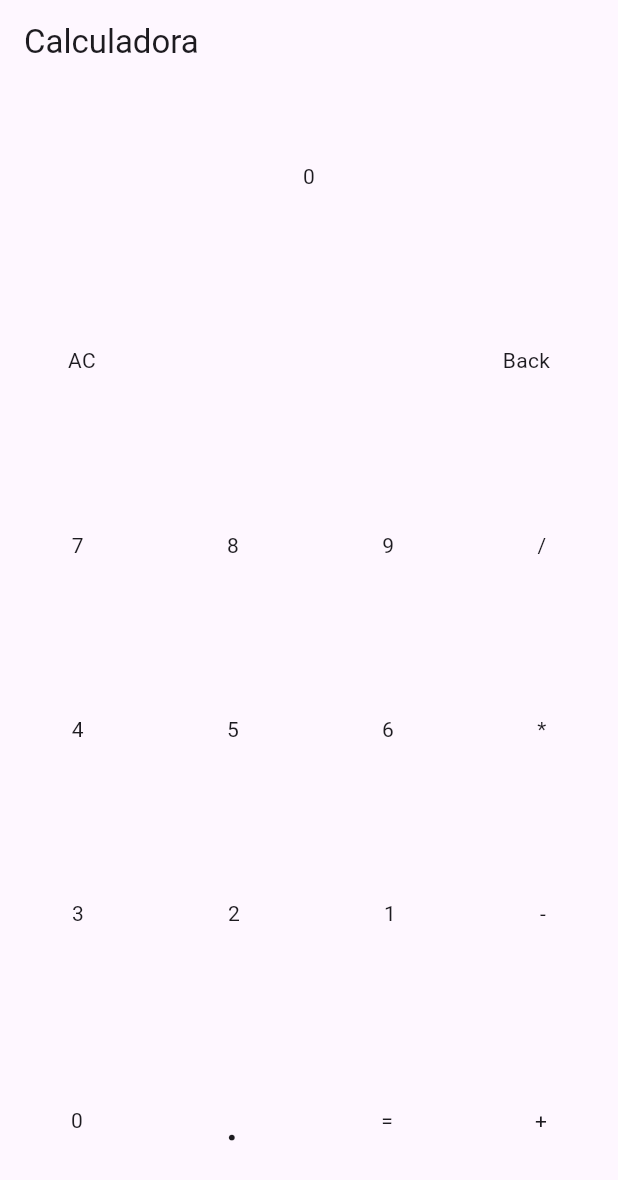
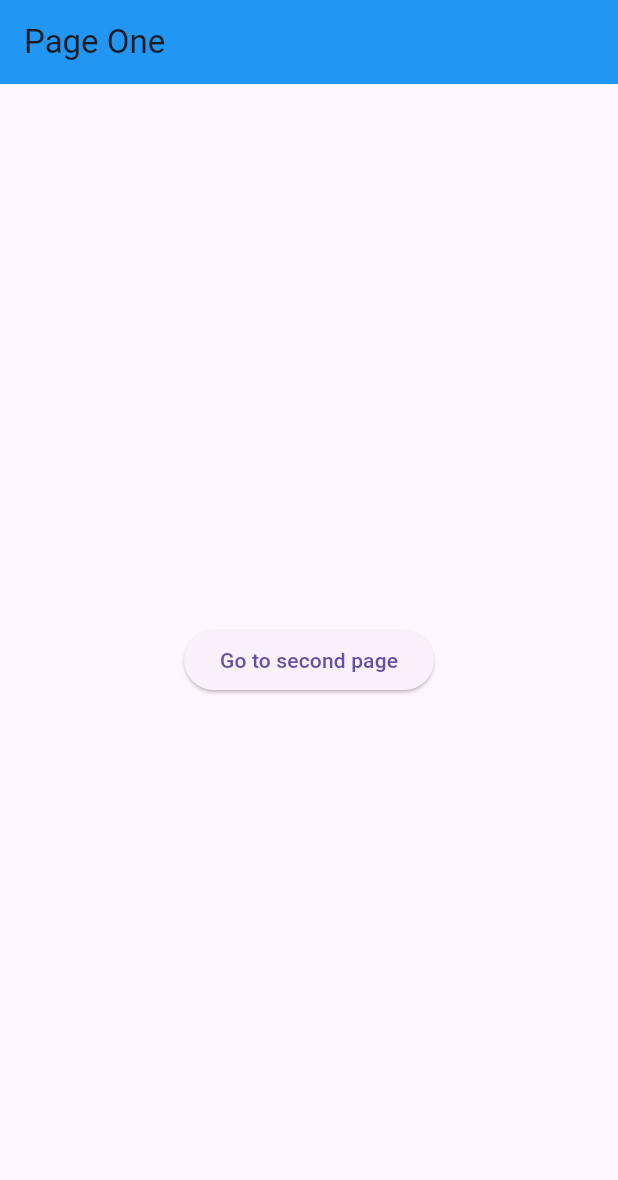
Before and after one commit to kdimsan/flutter_tests, a Flutter app: the screen it shows after launch, on a phone screen of 412 x 824 dp. Shown: the top 1180 px of the screen. Run offline on Flutter 3.47's test engine with Material 3 defaults, Android fonts, the phone set to English and light mode, and no system bars.

Commit message:
fixed navigation

```diff
--- a/lib/main.dart
+++ b/lib/main.dart
@@ -1,116 +1,68 @@
 // ignore_for_file: use_super_parameters, prefer_const_constructors
 
 import 'package:flutter/material.dart';
-import 'package:flutter/widgets.dart';
 
 void main() {
   runApp(MyApp());
 }
 
-class MyApp extends StatefulWidget {
+class MyApp extends StatelessWidget {
   const MyApp({super.key});
 
   @override
-  State<MyApp> createState() => _MyAppState();
+  Widget build(BuildContext context) {
+    return MaterialApp(
+      home: PageOne(),
+    );
+  }
 }
 
-class _MyAppState extends State<MyApp> {
-  String result = '0';
-
-  void calculate(String pressed) {
-    switch (pressed) {
-      case '4':
-      case '5':
-      case '6':
-      case '.':
-        setState(() {
-          result += pressed;
-          int intNumber = int.parse(result);
-          result = intNumber.toString();
-        });
-        break;
-      case 'AC':
-        setState(() {
-          result = '0';
-        });
-    }
-  }
+class PageOne extends StatelessWidget {
+  const PageOne({super.key});
 
   @override
   Widget build(BuildContext context) {
     return MaterialApp(
       home: Scaffold(
         appBar: AppBar(
-          title: Text('Calculadora'),
+          title: Text('Page One'),
+          backgroundColor: Colors.blue,
         ),
-        body: Column(
-          mainAxisAlignment: MainAxisAlignment.spaceAround,
-          children: [
-            Text(result),
-            Row(
-              mainAxisAlignment: MainAxisAlignment.spaceAround,
-              children: [
-                GestureDetector(
-                    onTap: () => calculate('AC'), child: Text('AC')),
-                Text(''),
-                Text(''),
-                Text('Back'),
-              ],
-            ),
-            Row(
-              mainAxisAlignment: MainAxisAlignment.spaceAround,
-              children: [
-                Text('7'),
-                Text('8'),
-                Text('9'),
-                Text('/'),
-              ],
-            ),
-            Row(
-              mainAxisAlignment: MainAxisAlignment.spaceAround,
-              children: [
-                GestureDetector(
-                  onTap: () => calculate('4'),
-                  child: Text('4'),
-                ),
-                GestureDetector(
-                  onTap: () => calculate('5'),
-                  child: Text('5'),
-                ),
-                GestureDetector(
-                  onTap: () => calculate('6'),
-                  child: Text('6'),
-                ),
-                Text('*'),
-              ],
-            ),
-            Row(
-              mainAxisAlignment: MainAxisAlignment.spaceAround,
-              children: [
-                Text('3'),
-                Text('2'),
-                Text('1'),
-                Text('-'),
-              ],
-            ),
-            Row(
-              mainAxisAlignment: MainAxisAlignment.spaceAround,
-              children: [
-                Text('0'),
-                GestureDetector(
-                  onTap: () => calculate('.'),
-                  child: Text(
-                    '.',
-                    style: TextStyle(fontSize: 36),
-                  ),
-                ),
-                Text('='),
-                Text('+'),
-              ],
-            ),
-          ],
+        body: Center(
+          child: ElevatedButton(
+            child: Text('Go to second page'),
+            onPressed: () {
+              Navigator.push(context, MaterialPageRoute(builder: (context) {
+                return SecondPage();
+              }));
+            },
+          ),
         ),
       ),
     );
   }
 }
+
+class SecondPage extends StatelessWidget {
+  const SecondPage({super.key});
+
+  @override
+  Widget build(BuildContext context) {
+    return MaterialApp(
+      home: Scaffold(
+        appBar: AppBar(
+          title: Text('Second Page'),
+          backgroundColor: Colors.red,
+        ),
+        body: Center(
+          child: ElevatedButton(
+            child: Text('Back to Page One'),
+            onPressed: () {
+              Navigator.pop(context);
+            },
+          ),
+        ),
+      ),
+    );
+  }
+}
```
